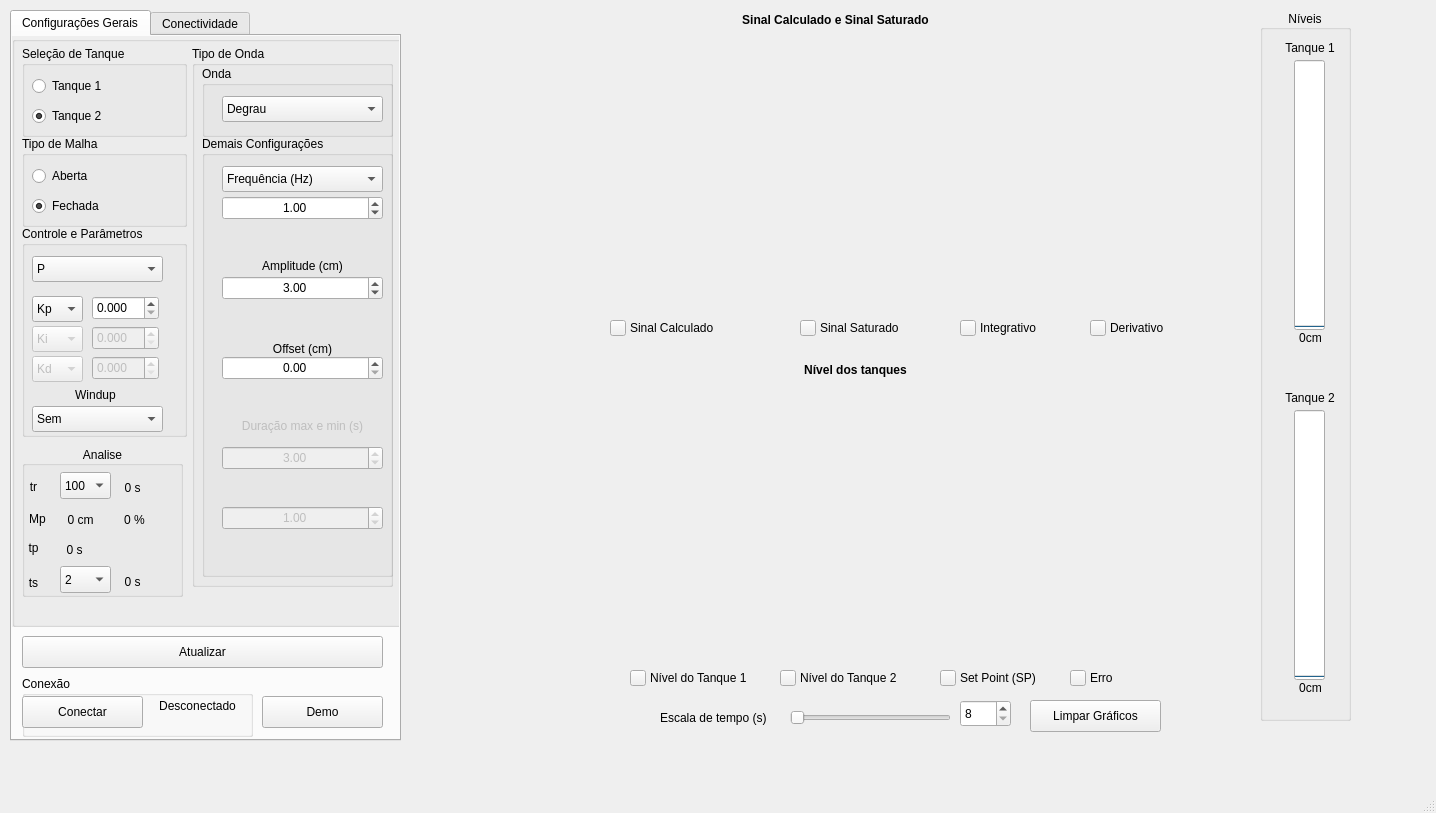
The window that supervisorio.ui (ADHRT/controleTanque) describes before a commit, drawn with Qt 5.
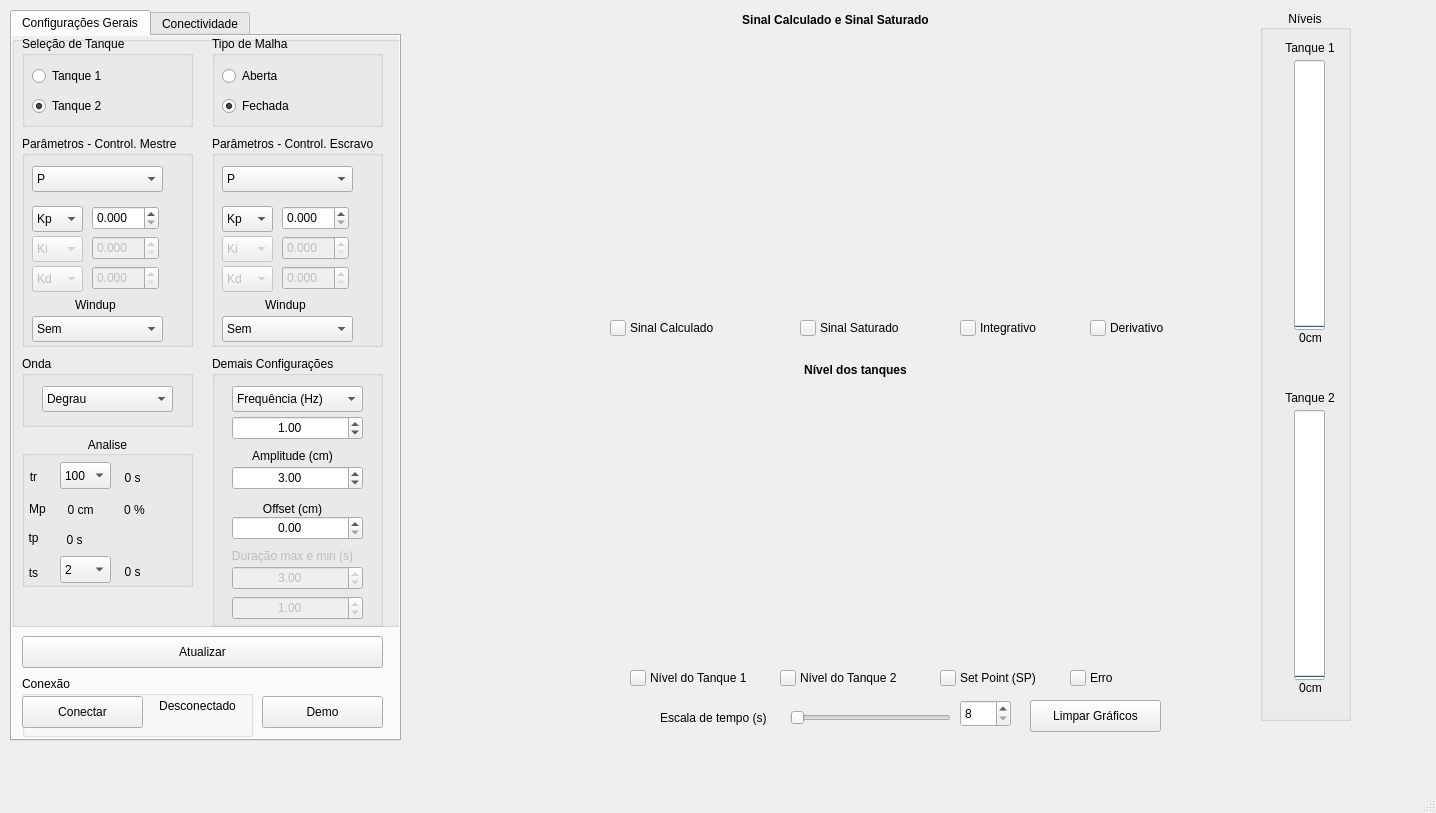
The same window after the commit. Icons and pictures are not drawn. Custom widgets are drawn as their Qt base class.

Commit message: ADD - Duplicado o quadro de parâmetros

The edit to the form file:
```diff
--- a/supervisorio.ui
+++ b/supervisorio.ui
@@ -512,291 +512,12 @@
       <property name="title">
        <string/>
       </property>
-      <widget class="QGroupBox" name="groupBox_3">
-       <property name="geometry">
-        <rect>
-         <x>180</x>
-         <y>10</y>
-         <width>201</width>
-         <height>541</height>
-        </rect>
-       </property>
-       <property name="title">
-        <string>Tipo de Onda</string>
-       </property>
-       <widget class="QGroupBox" name="groupBox_5">
-        <property name="geometry">
-         <rect>
-          <x>10</x>
-          <y>20</y>
-          <width>191</width>
-          <height>71</height>
-         </rect>
-        </property>
-        <property name="title">
-         <string>Onda</string>
-        </property>
-        <widget class="QComboBox" name="comboBox_6">
-         <property name="geometry">
-          <rect>
-           <x>20</x>
-           <y>30</y>
-           <width>161</width>
-           <height>26</height>
-          </rect>
-         </property>
-         <item>
-          <property name="text">
-           <string>Degrau</string>
-          </property>
-         </item>
-         <item>
-          <property name="text">
-           <string>Senoidal</string>
-          </property>
-         </item>
-         <item>
-          <property name="text">
-           <string>Quadrada</string>
-          </property>
-         </item>
-         <item>
-          <property name="text">
-           <string>Dente de Serra</string>
-          </property>
-         </item>
-         <item>
-          <property name="text">
-           <string>Sinal Aleatório</string>
-          </property>
-         </item>
-        </widget>
-       </widget>
-       <widget class="QGroupBox" name="groupBox_8">
-        <property name="geometry">
-         <rect>
-          <x>10</x>
-          <y>90</y>
-          <width>191</width>
-          <height>441</height>
-         </rect>
-        </property>
-        <property name="title">
-         <string>Demais Configurações</string>
-        </property>
-        <widget class="QComboBox" name="comboBox">
-         <property name="geometry">
-          <rect>
-           <x>20</x>
-           <y>30</y>
-           <width>161</width>
-           <height>26</height>
-          </rect>
-         </property>
-         <item>
-          <property name="text">
-           <string>Frequência (Hz)</string>
-          </property>
-         </item>
-         <item>
-          <property name="text">
-           <string>Período (s)</string>
-          </property>
-         </item>
-        </widget>
-        <widget class="QDoubleSpinBox" name="doubleSpinBox">
-         <property name="geometry">
-          <rect>
-           <x>20</x>
-           <y>60</y>
-           <width>161</width>
-           <height>24</height>
-          </rect>
-         </property>
-         <property name="sizePolicy">
-          <sizepolicy hsizetype="Minimum" vsizetype="Minimum">
-           <horstretch>0</horstretch>
-           <verstretch>0</verstretch>
-          </sizepolicy>
-         </property>
-         <property name="alignment">
-          <set>Qt::AlignCenter</set>
-         </property>
-         <property name="minimum">
-          <double>0.010000000000000</double>
-         </property>
-         <property name="maximum">
-          <double>2.000000000000000</double>
-         </property>
-         <property name="singleStep">
-          <double>0.100000000000000</double>
-         </property>
-         <property name="value">
-          <double>1.000000000000000</double>
-         </property>
-        </widget>
-        <widget class="QDoubleSpinBox" name="doubleSpinBox_2">
-         <property name="geometry">
-          <rect>
-           <x>20</x>
-           <y>140</y>
-           <width>161</width>
-           <height>24</height>
-          </rect>
-         </property>
-         <property name="sizePolicy">
-          <sizepolicy hsizetype="Minimum" vsizetype="Minimum">
-           <horstretch>0</horstretch>
-           <verstretch>0</verstretch>
-          </sizepolicy>
-         </property>
-         <property name="alignment">
-          <set>Qt::AlignCenter</set>
-         </property>
-         <property name="maximum">
-          <double>20.000000000000000</double>
-         </property>
-         <property name="singleStep">
-          <double>0.100000000000000</double>
-         </property>
-         <property name="value">
-          <double>3.000000000000000</double>
-         </property>
-        </widget>
-        <widget class="QDoubleSpinBox" name="doubleSpinBox_3">
-         <property name="geometry">
-          <rect>
-           <x>20</x>
-           <y>220</y>
-           <width>161</width>
-           <height>24</height>
-          </rect>
-         </property>
-         <property name="sizePolicy">
-          <sizepolicy hsizetype="Minimum" vsizetype="Minimum">
-           <horstretch>0</horstretch>
-           <verstretch>0</verstretch>
-          </sizepolicy>
-         </property>
-         <property name="alignment">
-          <set>Qt::AlignCenter</set>
-         </property>
-         <property name="minimum">
-          <double>0.000000000000000</double>
-         </property>
-         <property name="maximum">
-          <double>30.000000000000000</double>
-         </property>
-         <property name="singleStep">
-          <double>0.100000000000000</double>
-         </property>
-        </widget>
-        <widget class="QLabel" name="label_2">
-         <property name="geometry">
-          <rect>
-           <x>20</x>
-           <y>120</y>
-           <width>161</width>
-           <height>20</height>
-          </rect>
-         </property>
-         <property name="text">
-          <string>Amplitude (cm)</string>
-         </property>
-         <property name="alignment">
-          <set>Qt::AlignCenter</set>
-         </property>
-        </widget>
-        <widget class="QLabel" name="label_3">
-         <property name="geometry">
-          <rect>
-           <x>20</x>
-           <y>200</y>
-           <width>161</width>
-           <height>20</height>
-          </rect>
-         </property>
-         <property name="text">
-          <string>Offset (cm)</string>
-         </property>
-         <property name="alignment">
-          <set>Qt::AlignBottom|Qt::AlignHCenter</set>
-         </property>
-        </widget>
-        <widget class="QLabel" name="label_12">
-         <property name="enabled">
-          <bool>false</bool>
-         </property>
-         <property name="geometry">
-          <rect>
-           <x>10</x>
-           <y>280</y>
-           <width>181</width>
-           <height>20</height>
-          </rect>
-         </property>
-         <property name="text">
-          <string>Duração max e min (s)</string>
-         </property>
-         <property name="alignment">
-          <set>Qt::AlignCenter</set>
-         </property>
-        </widget>
-        <widget class="QDoubleSpinBox" name="doubleSpinBox_4">
-         <property name="enabled">
-          <bool>false</bool>
-         </property>
-         <property name="geometry">
-          <rect>
-           <x>20</x>
-           <y>310</y>
-           <width>161</width>
-           <height>24</height>
-          </rect>
-         </property>
-         <property name="alignment">
-          <set>Qt::AlignCenter</set>
-         </property>
-         <property name="maximum">
-          <double>30.000000000000000</double>
-         </property>
-         <property name="value">
-          <double>3.000000000000000</double>
-         </property>
-        </widget>
-        <widget class="QDoubleSpinBox" name="doubleSpinBox_5">
-         <property name="enabled">
-          <bool>false</bool>
-         </property>
-         <property name="geometry">
-          <rect>
-           <x>20</x>
-           <y>370</y>
-           <width>161</width>
-           <height>24</height>
-          </rect>
-         </property>
-         <property name="alignment">
-          <set>Qt::AlignCenter</set>
-         </property>
-         <property name="minimum">
-          <double>0.000000000000000</double>
-         </property>
-         <property name="maximum">
-          <double>30.000000000000000</double>
-         </property>
-         <property name="value">
-          <double>1.000000000000000</double>
-         </property>
-        </widget>
-       </widget>
-      </widget>
       <widget class="QGroupBox" name="groupBox_4">
        <property name="geometry">
         <rect>
-         <x>10</x>
-         <y>100</y>
-         <width>165</width>
+         <x>200</x>
+         <y>0</y>
+         <width>171</width>
          <height>91</height>
         </rect>
        </property>
@@ -843,13 +564,13 @@
        <property name="geometry">
         <rect>
          <x>10</x>
-         <y>190</y>
-         <width>165</width>
+         <y>100</y>
+         <width>171</width>
          <height>211</height>
         </rect>
        </property>
        <property name="title">
-        <string>Controle e Parâmetros</string>
+        <string>Parâmetros - Control. Mestre</string>
        </property>
        <widget class="QComboBox" name="comboBox_tipoControle">
         <property name="geometry">
@@ -1046,8 +767,8 @@
        <property name="geometry">
         <rect>
          <x>10</x>
-         <y>10</y>
-         <width>165</width>
+         <y>0</y>
+         <width>171</width>
          <height>91</height>
         </rect>
        </property>
@@ -1091,8 +812,8 @@
        <property name="geometry">
         <rect>
          <x>10</x>
-         <y>410</y>
-         <width>161</width>
+         <y>400</y>
+         <width>171</width>
          <height>151</height>
         </rect>
        </property>
@@ -1305,6 +1026,478 @@
         </property>
        </widget>
       </widget>
+      <widget class="QGroupBox" name="groupBox_5">
+       <property name="geometry">
+        <rect>
+         <x>10</x>
+         <y>320</y>
+         <width>171</width>
+         <height>71</height>
+        </rect>
+       </property>
+       <property name="title">
+        <string>Onda</string>
+       </property>
+       <widget class="QComboBox" name="comboBox_6">
+        <property name="geometry">
+         <rect>
+          <x>20</x>
+          <y>30</y>
+          <width>131</width>
+          <height>26</height>
+         </rect>
+        </property>
+        <item>
+         <property name="text">
+          <string>Degrau</string>
+         </property>
+        </item>
+        <item>
+         <property name="text">
+          <string>Senoidal</string>
+         </property>
+        </item>
+        <item>
+         <property name="text">
+          <string>Quadrada</string>
+         </property>
+        </item>
+        <item>
+         <property name="text">
+          <string>Dente de Serra</string>
+         </property>
+        </item>
+        <item>
+         <property name="text">
+          <string>Sinal Aleatório</string>
+         </property>
+        </item>
+       </widget>
+      </widget>
+      <widget class="QGroupBox" name="groupBox_8">
+       <property name="geometry">
+        <rect>
+         <x>200</x>
+         <y>320</y>
+         <width>171</width>
+         <height>271</height>
+        </rect>
+       </property>
+       <property name="title">
+        <string>Demais Configurações</string>
+       </property>
+       <widget class="QComboBox" name="comboBox">
+        <property name="geometry">
+         <rect>
+          <x>20</x>
+          <y>30</y>
+          <width>131</width>
+          <height>26</height>
+         </rect>
+        </property>
+        <item>
+         <property name="text">
+          <string>Frequência (Hz)</string>
+         </property>
+        </item>
+        <item>
+         <property name="text">
+          <string>Período (s)</string>
+         </property>
+        </item>
+       </widget>
+       <widget class="QDoubleSpinBox" name="doubleSpinBox">
+        <property name="geometry">
+         <rect>
+          <x>20</x>
+          <y>60</y>
+          <width>131</width>
+          <height>24</height>
+         </rect>
+        </property>
+        <property name="sizePolicy">
+         <sizepolicy hsizetype="Minimum" vsizetype="Minimum">
+          <horstretch>0</horstretch>
+          <verstretch>0</verstretch>
+         </sizepolicy>
+        </property>
+        <property name="alignment">
+         <set>Qt::AlignCenter</set>
+        </property>
+        <property name="minimum">
+         <double>0.010000000000000</double>
+        </property>
+        <property name="maximum">
+         <double>2.000000000000000</double>
+        </property>
+        <property name="singleStep">
+         <double>0.100000000000000</double>
+        </property>
+        <property name="value">
+         <double>1.000000000000000</double>
+        </property>
+       </widget>
+       <widget class="QDoubleSpinBox" name="doubleSpinBox_2">
+        <property name="geometry">
+         <rect>
+          <x>20</x>
+          <y>110</y>
+          <width>131</width>
+          <height>24</height>
+         </rect>
+        </property>
+        <property name="sizePolicy">
+         <sizepolicy hsizetype="Minimum" vsizetype="Minimum">
+          <horstretch>0</horstretch>
+          <verstretch>0</verstretch>
+         </sizepolicy>
+        </property>
+        <property name="alignment">
+         <set>Qt::AlignCenter</set>
+        </property>
+        <property name="maximum">
+         <double>20.000000000000000</double>
+        </property>
+        <property name="singleStep">
+         <double>0.100000000000000</double>
+        </property>
+        <property name="value">
+         <double>3.000000000000000</double>
+        </property>
+       </widget>
+       <widget class="QDoubleSpinBox" name="doubleSpinBox_3">
+        <property name="geometry">
+         <rect>
+          <x>20</x>
+          <y>160</y>
+          <width>131</width>
+          <height>24</height>
+         </rect>
+        </property>
+        <property name="sizePolicy">
+         <sizepolicy hsizetype="Minimum" vsizetype="Minimum">
+          <horstretch>0</horstretch>
+          <verstretch>0</verstretch>
+         </sizepolicy>
+        </property>
+        <property name="alignment">
+         <set>Qt::AlignCenter</set>
+        </property>
+        <property name="minimum">
+         <double>0.000000000000000</double>
+        </property>
+        <property name="maximum">
+         <double>30.000000000000000</double>
+        </property>
+        <property name="singleStep">
+         <double>0.100000000000000</double>
+        </property>
+       </widget>
+       <widget class="QLabel" name="label_2">
+        <property name="geometry">
+         <rect>
+          <x>0</x>
+          <y>90</y>
+          <width>161</width>
+          <height>20</height>
+         </rect>
+        </property>
+        <property name="text">
+         <string>Amplitude (cm)</string>
+        </property>
+        <property name="alignment">
+         <set>Qt::AlignCenter</set>
+        </property>
+       </widget>
+       <widget class="QLabel" name="label_3">
+        <property name="geometry">
+         <rect>
+          <x>0</x>
+          <y>140</y>
+          <width>161</width>
+          <height>20</height>
+         </rect>
+        </property>
+        <property name="text">
+         <string>Offset (cm)</string>
+        </property>
+        <property name="alignment">
+         <set>Qt::AlignBottom|Qt::AlignHCenter</set>
+        </property>
+       </widget>
+       <widget class="QLabel" name="label_12">
+        <property name="enabled">
+         <bool>false</bool>
+        </property>
+        <property name="geometry">
+         <rect>
+          <x>-10</x>
+          <y>190</y>
+          <width>181</width>
+          <height>20</height>
+         </rect>
+        </property>
+        <property name="text">
+         <string>Duração max e min (s)</string>
+        </property>
+        <property name="alignment">
+         <set>Qt::AlignCenter</set>
+        </property>
+       </widget>
+       <widget class="QDoubleSpinBox" name="doubleSpinBox_4">
+        <property name="enabled">
+         <bool>false</bool>
+        </property>
+        <property name="geometry">
+         <rect>
+          <x>20</x>
+          <y>210</y>
+          <width>131</width>
+          <height>24</height>
+         </rect>
+        </property>
+        <property name="alignment">
+         <set>Qt::AlignCenter</set>
+        </property>
+        <property name="maximum">
+         <double>30.000000000000000</double>
+        </property>
+        <property name="value">
+         <double>3.000000000000000</double>
+        </property>
+       </widget>
+       <widget class="QDoubleSpinBox" name="doubleSpinBox_5">
+        <property name="enabled">
+         <bool>false</bool>
+        </property>
+        <property name="geometry">
+         <rect>
+          <x>20</x>
+          <y>240</y>
+          <width>131</width>
+          <height>24</height>
+         </rect>
+        </property>
+        <property name="alignment">
+         <set>Qt::AlignCenter</set>
+        </property>
+        <property name="minimum">
+         <double>0.000000000000000</double>
+        </property>
+        <property name="maximum">
+         <double>30.000000000000000</double>
+        </property>
+        <property name="value">
+         <double>1.000000000000000</double>
+        </property>
+       </widget>
+      </widget>
+      <widget class="QGroupBox" name="groupBox_11">
+       <property name="enabled">
+        <bool>true</bool>
+       </property>
+       <property name="geometry">
+        <rect>
+         <x>200</x>
+         <y>100</y>
+         <width>171</width>
+         <height>211</height>
+        </rect>
+       </property>
+       <property name="title">
+        <string>Parâmetros - Control. Escravo</string>
+       </property>
+       <widget class="QComboBox" name="comboBox_tipoControle_2">
+        <property name="geometry">
+         <rect>
+          <x>10</x>
+          <y>30</y>
+          <width>131</width>
+          <height>26</height>
+         </rect>
+        </property>
+        <property name="currentText">
+         <string>P</string>
+        </property>
+        <item>
+         <property name="text">
+          <string>P</string>
+         </property>
+        </item>
+        <item>
+         <property name="text">
+          <string>PI</string>
+         </property>
+        </item>
+        <item>
+         <property name="text">
+          <string>PD</string>
+         </property>
+        </item>
+        <item>
+         <property name="text">
+          <string>PID</string>
+         </property>
+        </item>
+        <item>
+         <property name="text">
+          <string>PI-D</string>
+         </property>
+        </item>
+        <item>
+         <property name="text">
+          <string>Sem</string>
+         </property>
+        </item>
+       </widget>
+       <widget class="QComboBox" name="comboBox_7">
+        <property name="enabled">
+         <bool>false</bool>
+        </property>
+        <property name="geometry">
+         <rect>
+          <x>10</x>
+          <y>130</y>
+          <width>51</width>
+          <height>26</height>
+         </rect>
+        </property>
+        <item>
+         <property name="text">
+          <string>Kd</string>
+         </property>
+        </item>
+        <item>
+         <property name="text">
+          <string>τd</string>
+         </property>
+        </item>
+       </widget>
+       <widget class="QDoubleSpinBox" name="doubleSpinBox_9">
+        <property name="geometry">
+         <rect>
+          <x>70</x>
+          <y>70</y>
+          <width>67</width>
+          <height>24</height>
+         </rect>
+        </property>
+        <property name="decimals">
+         <number>3</number>
+        </property>
+       </widget>
+       <widget class="QComboBox" name="comboBox_8">
+        <property name="enabled">
+         <bool>false</bool>
+        </property>
+        <property name="geometry">
+         <rect>
+          <x>10</x>
+          <y>100</y>
+          <width>51</width>
+          <height>26</height>
+         </rect>
+        </property>
+        <item>
+         <property name="text">
+          <string>Ki</string>
+         </property>
+        </item>
+        <item>
+         <property name="text">
+          <string>τi</string>
+         </property>
+        </item>
+       </widget>
+       <widget class="QComboBox" name="comboBox_9">
+        <property name="geometry">
+         <rect>
+          <x>10</x>
+          <y>70</y>
+          <width>51</width>
+          <height>26</height>
+         </rect>
+        </property>
+        <item>
+         <property name="text">
+          <string>Kp</string>
+         </property>
+        </item>
+       </widget>
+       <widget class="QDoubleSpinBox" name="doubleSpinBox_10">
+        <property name="enabled">
+         <bool>false</bool>
+        </property>
+        <property name="geometry">
+         <rect>
+          <x>70</x>
+          <y>100</y>
+          <width>67</width>
+          <height>24</height>
+         </rect>
+        </property>
+        <property name="decimals">
+         <number>3</number>
+        </property>
+       </widget>
+       <widget class="QDoubleSpinBox" name="doubleSpinBox_11">
+        <property name="enabled">
+         <bool>false</bool>
+        </property>
+        <property name="geometry">
+         <rect>
+          <x>70</x>
+          <y>130</y>
+          <width>67</width>
+          <height>24</height>
+         </rect>
+        </property>
+        <property name="decimals">
+         <number>3</number>
+        </property>
+       </widget>
+       <widget class="QLabel" name="label_8">
+        <property name="geometry">
+         <rect>
+          <x>40</x>
+          <y>160</y>
+          <width>67</width>
+          <height>17</height>
+         </rect>
+        </property>
+        <property name="text">
+         <string>Windup</string>
+        </property>
+        <property name="alignment">
+         <set>Qt::AlignCenter</set>
+        </property>
+       </widget>
+       <widget class="QComboBox" name="comboBox_windup_2">
+        <property name="geometry">
+         <rect>
+          <x>10</x>
+          <y>180</y>
+          <width>131</width>
+          <height>26</height>
+         </rect>
+        </property>
+        <item>
+         <property name="text">
+          <string>Sem</string>
+         </property>
+        </item>
+        <item>
+         <property name="text">
+          <string>Anti-Windup</string>
+         </property>
+        </item>
+        <item>
+         <property name="text">
+          <string>Integral Cond.</string>
+         </property>
+        </item>
+       </widget>
+      </widget>
      </widget>
      <widget class="QPushButton" name="pushButton_8">
       <property name="geometry">
```
Left out of the diff: 2 changed lines with no effect on the pictures.
